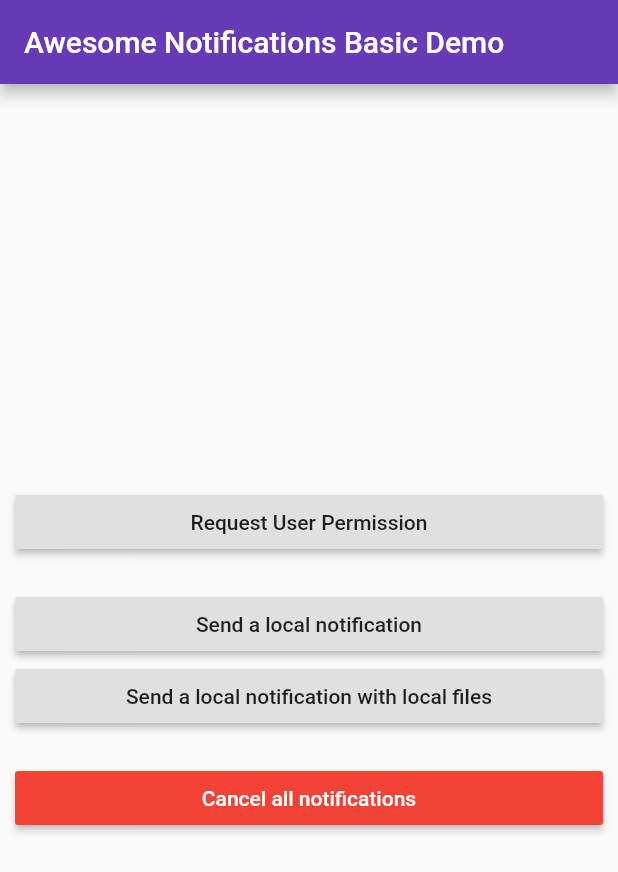
After one commit to thesmalleyes/Awesome-Notification-FCM, a Flutter app: the screen it shows after launch, after a tap on "Send a local notification with local fil", on a phone screen of 412 x 824 dp. The commit adds this screen. Shown: the top 872 px of the screen. Run offline on Flutter 3.47's test engine with Material 2 defaults, Android fonts, the phone set to English and light mode, and no system bars; our stand-ins replace awesome_notifications; missing offline and left inert: giffy_dialog, progressive_image.

Commit message:
A simple and small example
A simple and small example to show how to use Awesome Notifications with firebase messaging.

```diff
--- /dev/null
+++ b/lib/home_page.dart
@@ -0,0 +1,253 @@
+import 'package:awesome_notifications/awesome_notifications.dart';
+import 'package:flutter/material.dart';
+import 'package:flutter/widgets.dart';
+import 'package:giffy_dialog/giffy_dialog.dart';
+
+import 'routes.dart';
+
+class HomePage extends StatefulWidget {
+  HomePage({Key key}) : super(key: key);
+  final String title = 'Awesome Notifications Basic Demo';
+
+  @override
+  _HomePageState createState() => _HomePageState();
+}
+
+class _HomePageState extends State<HomePage> {
+
+  String _firebaseAppToken = '';
+  bool _notificationsAllowed = false;
+  int _counter = 0;
+
+  void _incrementCounter() {
+    setState(() {
+      _counter++;
+    });
+  }
+
+  @override
+  void initState() {
+
+    // Here you ensure to request the user permission, but do not do so
+    // directly. Ask the user permission before in a personalized pop up dialog
+    // this is more friendly to the user
+    AwesomeNotifications().isNotificationAllowed().then((isAllowed) {
+      _notificationsAllowed = isAllowed;
+      if (!isAllowed) {
+        AwesomeNotifications().requestPermissionToSendNotifications();
+      }
+    });
+
+    // Here you get the token every time its changed by firebase process or by a new installation
+    AwesomeNotifications().fcmTokenStream.listen((String newFcmToken) {
+      print("New FCM token: "+newFcmToken);
+    });
+
+    AwesomeNotifications().createdStream.listen((ReceivedNotification notification) {
+      print("Notification created: "+(notification.title ?? notification.body ?? notification.id.toString()));
+    });
+
+    AwesomeNotifications().displayedStream.listen((ReceivedNotification notification) {
+      print("Notification displayed: "+(notification.title ?? notification.body ?? notification.id.toString()));
+    });
+
+    AwesomeNotifications().dismissedStream.listen((ReceivedAction dismissedAction) {
+      print("Notification dismissed: "+(dismissedAction.title ?? dismissedAction.body ?? dismissedAction.id.toString()));
+    });
+
+    AwesomeNotifications().actionStream.listen((ReceivedAction action){
+      print("Action received!");
+
+      // Avoid to open the notification details page twice
+      Navigator.pushNamedAndRemoveUntil(
+          context,
+          PAGE_NOTIFICATION_DETAILS,
+          (route) => (route.settings.name != PAGE_NOTIFICATION_DETAILS) || route.isFirst,
+          arguments: action
+      );
+
+    });
+
+    initializeFirebaseService();
+
+    super.initState();
+  }
+
+  Future<void> initializeFirebaseService() async {
+    String firebaseAppToken;
+    bool isFirebaseAvailable;
+
+    // Platform messages may fail, so we use a try/catch PlatformException.
+    try {
+      isFirebaseAvailable = await AwesomeNotifications().isFirebaseAvailable;
+
+      if(isFirebaseAvailable){
+        try {
+          firebaseAppToken = await AwesomeNotifications().firebaseAppToken;
+          debugPrint('Firebase token: $firebaseAppToken');
+        } on Exception {
+          firebaseAppToken = 'failed';
+          debugPrint('Firebase failed to get token');
+        }
+      }
+      else {
+        firebaseAppToken = 'unavailable';
+        debugPrint('Firebase is not available on this project');
+      }
+
+    } on Exception {
+      isFirebaseAvailable = false;
+      firebaseAppToken = 'Firebase is not available on this project';
+    }
+
+    // If the widget was removed from the tree while the asynchronous platform
+    // message was in flight, we want to discard the reply rather than calling
+    // setState to update our non-existent appearance.
+    if (!mounted){
+      _firebaseAppToken = firebaseAppToken;
+      return;
+    }
+
+    setState(() {
+      _firebaseAppToken = firebaseAppToken;
+    });
+  }
+
+  Future<void> requestUserPermission() async {
+    showDialog(
+        context: context,
+        builder: (_) =>
+            NetworkGiffyDialog(
+              buttonOkText: Text('Allow', style: TextStyle(color: Colors.white)),
+              buttonCancelText: Text('Later', style: TextStyle(color: Colors.white)),
+              buttonCancelColor: Colors.grey,
+              buttonOkColor: Colors.deepPurple,
+              buttonRadius: 0.0,
+              image: Image.network("https://thumbs.gfycat.com/BlindZigzagGreatargus-small.gif", fit: BoxFit.cover),
+              title: Text('Get Notified!',
+                  textAlign: TextAlign.center,
+                  style: TextStyle(
+                      fontSize: 22.0,
+                      fontWeight: FontWeight.w600)
+              ),
+              description: Text('Allow Awesome Notifications to send to you beautiful notifications!',
+                textAlign: TextAlign.center,
+              ),
+              entryAnimation: EntryAnimation.DEFAULT,
+              onCancelButtonPressed: () async {
+                Navigator.of(context).pop();
+                _notificationsAllowed = await AwesomeNotifications().isNotificationAllowed();
+                setState(() {
+                  _notificationsAllowed = _notificationsAllowed;
+                });
+              },
+              onOkButtonPressed: () async {
+                Navigator.of(context).pop();
+                await AwesomeNotifications().requestPermissionToSendNotifications();
+                _notificationsAllowed = await AwesomeNotifications().isNotificationAllowed();
+                setState(() {
+                  _notificationsAllowed = _notificationsAllowed;
+                });
+              },
+            )
+    );
+  }
+
+  void sendNotification() async {
+
+    if(!_notificationsAllowed){
+      await requestUserPermission();
+    }
+
+    if(!_notificationsAllowed){
+      return;
+    }
+
+    AwesomeNotifications().createNotification(
+        content: NotificationContent(
+            id: 100,
+            channelKey: "basic_channel",
+            title: "Huston! The eagle has landed!",
+            body: "A small step for a man, but a giant leap to Flutter's community!",
+            notificationLayout: NotificationLayout.BigPicture,
+            largeIcon: "https://avidabloga.files.wordpress.com/2012/08/emmemc3b3riadeneilarmstrong3.jpg",
+            bigPicture: "https://www.dw.com/image/49519617_303.jpg",
+            showWhen: true,
+            autoCancel: true,
+            payload: {
+              "secret": "Awesome Notifications Rocks!"
+            }
+        )
+    );
+
+  }
+
+  void sendLocalImageNotification() async {
+
+    if(!_notificationsAllowed){
+      await requestUserPermission();
+    }
+
+    if(!_notificationsAllowed){
+      return;
+    }
+
+    AwesomeNotifications().createNotification(
+        content: NotificationContent(
+            id: 101,
+            channelKey: "basic_channel",
+            title: "Best Places To Go On A Hot Air Balloon!",
+            notificationLayout: NotificationLayout.BigPicture,
+            body: "Check out the best places to go on a hot Air Balloon!",
+            bigPicture: "asset://assets/images/balloons-in-sky.jpg",
+            showWhen: true,
+            autoCancel: true,
+            payload: {
+              "secret": "Awesome Notifications Rocks!"
+            }
+        )
+    );
+
+  }
+
+  void cancelAllNotifications(){
+    AwesomeNotifications().cancelAll();
+  }
+
+  @override
+  Widget build(BuildContext context) {
+    return Scaffold(
+        appBar: AppBar(
+          title: Text(widget.title),
+        ),
+        body: Center(
+          child: ListView(
+            padding: EdgeInsets.symmetric(horizontal: 10),
+            shrinkWrap: true,
+            children: <Widget>[
+              RaisedButton(
+                  onPressed: () => requestUserPermission(),
+                  child: Text('Request User Permission')
+              ),
+              SizedBox( height: 20),
+              RaisedButton(
+                  onPressed: () => sendNotification(),
+                  child: Text('Send a local notification')
+              ),
+              RaisedButton(
+                  onPressed: () => sendLocalImageNotification(),
+                  child: Text('Send a local notification with local files')
+              ),
+              SizedBox( height: 20),
+              RaisedButton(
+                  color: Colors.red,
+                  textColor: Colors.white,
+                  onPressed: () => cancelAllNotifications(),
+                  child: Text('Cancel all notifications')
+              ),
+            ]
+          ),
+        )
+    );
+  }
+}
--- /dev/null
+++ b/lib/routes.dart
@@ -0,0 +1,12 @@
+import 'package:flutter/material.dart';
+
+import 'home_page.dart';
+import 'details_page.dart';
+
+const String PAGE_HOME = '/';
+const String PAGE_NOTIFICATION_DETAILS = '/notification-details';
+
+Map<String, WidgetBuilder> materialRoutes = {
+  PAGE_HOME: (context) => HomePage(),
+  PAGE_NOTIFICATION_DETAILS: (context) => NotificationDetailsPage(ModalRoute.of(context).settings.arguments),
+};
```
Also changed, not shown: lib/details_page.dart (added, +233 -0 lines), lib/firebase_config.dart (deleted, +0 -61 lines), lib/main.dart (+12 -113 lines), pubspec.yaml (+9 -30 lines), assets/images/balloons-in-sky.jpg (added), assets/images/placeholder.gif (added), pubspec.lock, 3 other files.
